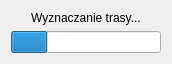
Qt form Pilocik/widgets/troutingprogresswidget.ui (dotevo/Pilocik) before a commit.
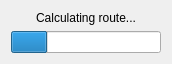
The same form after that commit.

```diff
--- a/Pilocik/widgets/troutingprogresswidget.ui
+++ b/Pilocik/widgets/troutingprogresswidget.ui
@@ -20,7 +20,7 @@
       <enum>QFrame::Plain</enum>
      </property>
      <property name="text">
-      <string>Wyznaczanie trasy...</string>
+      <string>Calculating route...</string>
      </property>
      <property name="alignment">
       <set>Qt::AlignCenter</set>
```
